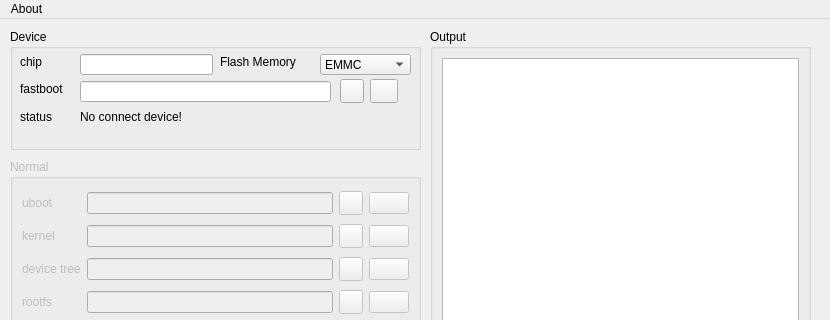
Old version of the form src/main.ui in the repository nixgnauhcuy/nxp-uuu-qt-tool; both pictures show x 0 to 830 and y 0 to 320 of the 830 by 520 pixel window.
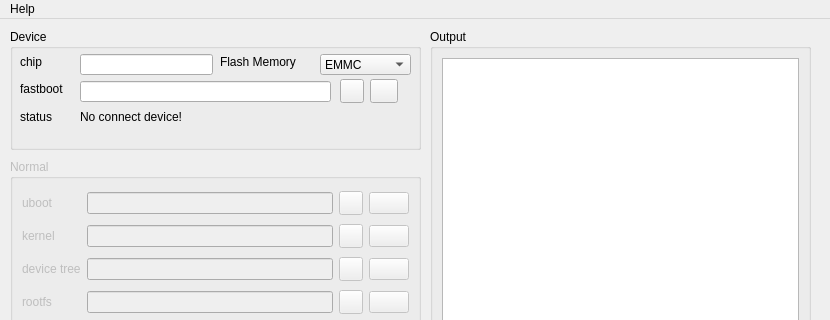
New version of the form. Icons and pictures are not drawn.

Commit message: Add - Add help-about - Add emmc and sdcard preview Change - Change README - Change emmc and sdcard scripts

```diff
--- a/src/main.ui
+++ b/src/main.ui
@@ -536,15 +536,15 @@
      <x>0</x>
      <y>0</y>
      <width>830</width>
-     <height>32</height>
+     <height>21</height>
     </rect>
    </property>
-   <widget class="QMenu" name="menu">
+   <widget class="QMenu" name="helpMenu">
     <property name="title">
-     <string>About</string>
+     <string>Help</string>
     </property>
    </widget>
-   <addaction name="menu"/>
+   <addaction name="helpMenu"/>
   </widget>
   <widget class="QStatusBar" name="statusBar"/>
  </widget>
```
Left out of the diff: 6 changed lines with no effect on the pictures. The commit also changes 12 other files.
